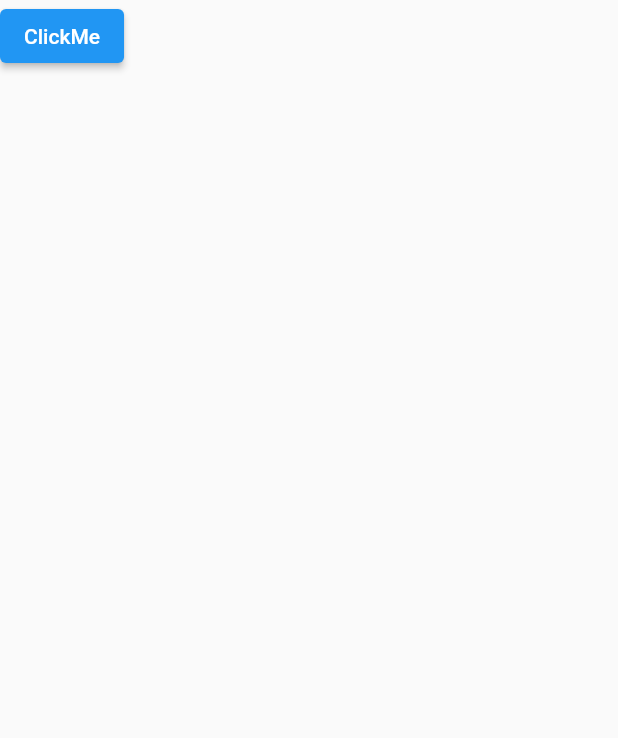
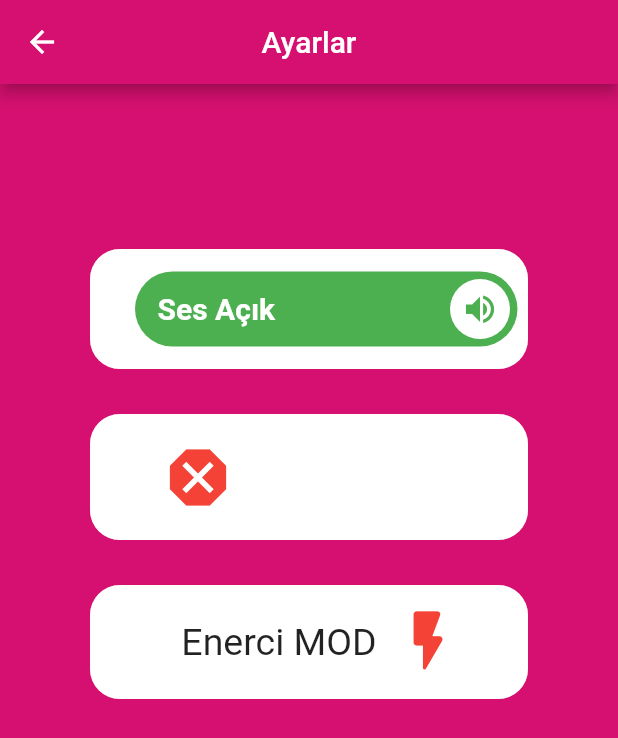
Before and after one commit to emreata1/game_bundlee, a Flutter app: the SettingsPage screen opened directly, on a phone screen of 412 x 824 dp. Shown: the top 738 px of the screen. Run offline on Flutter 3.47's test engine with Material 2 defaults, Android fonts, the light colour scheme and no system bars; drawn by our look-alikes of lite_rolling_switch; our stand-ins replace audioplayers, shared_preferences; accounts and stored records are empty.

Commit message:
Soundextentionfinal
ses ayar değişimi bitti

```diff
--- a/game_bundlee/lib/audio.dart
+++ b/game_bundlee/lib/audio.dart
@@ -1,13 +1,13 @@
 import 'package:audioplayers/audioplayers.dart';
-
+bool isVolumeOn = true;
 final player =AudioPlayer();
 void oynat(){
-  print("oynat çalıştı");
+
   player.play(AssetSource('enerci.mp3'));
 }
 
 void dur()  {
-  print("dur çalıştı");
+
   player.stop();
 
 }
--- a/game_bundlee/lib/quiz_page.dart
+++ b/game_bundlee/lib/quiz_page.dart
@@ -13,12 +13,13 @@ class QuestionPage extends StatefulWidget {
 }
 
 class _QuestionPageState extends State<QuestionPage> {
-  bool isVolumeOn = true;
+
   @override
   void initState() {
     super.initState();
+    if(isVolumeOn){
     oynat(); // Sayfa açıldığında oynat fonksiyonunu çağır
-  }
+  }}
   @override
   Widget build(BuildContext context) {
 
--- a/game_bundlee/lib/settings.dart
+++ b/game_bundlee/lib/settings.dart
@@ -1,6 +1,8 @@
 // ignore_for_file: prefer_const_literals_to_create_immutables, prefer_const_constructors
 
 import 'package:flutter/material.dart';
+import 'package:game_bundlee/audio.dart';
+import 'package:lite_rolling_switch/lite_rolling_switch.dart';
 
 class SettingsPage extends StatefulWidget {
   const SettingsPage({super.key});
@@ -12,12 +14,109 @@ class SettingsPage extends StatefulWidget {
 class _SettingsPageState extends State<SettingsPage> {
   @override
   Widget build(BuildContext context) {
+
     return Scaffold(
-      body: Column(
-        children: [ElevatedButton(onPressed: () {
+      appBar: AppBar(
 
 
-        },child: Text("ClickMe"))],
+
+  centerTitle: true,
+  backgroundColor: const Color.fromARGB(255, 214, 16, 112),
+  title: const Text('Ayarlar'),
+),
+
+      backgroundColor: const Color.fromARGB(255, 214, 16, 112),
+      body: Column(
+        mainAxisAlignment: MainAxisAlignment.start,
+        children: [
+          SizedBox(height: 110,),
+          Padding(
+            padding:
+                const EdgeInsets.only(left: 60, right: 60),
+            child: ListTile(
+
+              contentPadding: const EdgeInsets.only(
+                  top: 10, bottom: 10,left: 5,right: 5),
+              tileColor: Colors.white,
+
+              trailing: LiteRollingSwitch(
+
+                width: 255,
+                textOnColor: Colors.white,
+      colorOff: Color.fromARGB(255, 214, 16, 112),
+      value: isVolumeOn,
+      textOn: 'Ses Açık',
+      textOff: '     Sessiz',
+      iconOn: Icons.volume_up,
+      iconOff: Icons.volume_off,
+      textSize: 20,
+
+      onChanged: (bool state) {
+
+      },
+      onTap: () {
+
+        if(!isVolumeOn){oynat();}
+        else if(isVolumeOn){dur();}
+        isVolumeOn=!isVolumeOn;
+    },
+
+    ),
+              shape: const RoundedRectangleBorder(
+                borderRadius: BorderRadius.all(Radius.circular(20)),
+                side: BorderSide(width: 2, color: Colors.white54),
+              ),
+            ),
+          ),
+          SizedBox(height: 30,),
+          Padding(
+
+            padding:
+                const EdgeInsets.only(left: 60, right: 60),
+            child: ListTile(
+
+              contentPadding: const EdgeInsets.only(
+                  top: 12, bottom: 12, right: 7, left: 45),
+              tileColor: Colors.white,
+              leading: const Icon(
+                Icons.dangerous,
+                size: 50,
+                color: Colors.red,
+              ),
+              shape: const RoundedRectangleBorder(
+                borderRadius: BorderRadius.all(Radius.circular(20)),
+                side: BorderSide(width: 2, color: Colors.white54),
+              ),
+            ),
+          ),
+          SizedBox(height: 30,),
+          Padding(
+
+            padding:
+                const EdgeInsets.only(left: 60, right: 60),
+            child: ListTile(
+
+              contentPadding: const EdgeInsets.only(
+                  top: 7, bottom: 7,left:20),
+              tileColor: Colors.white,
+              title:Row( mainAxisAlignment: MainAxisAlignment.center,
+               children: [Text("Enerci MOD",style: TextStyle(fontSize: 25),),
+              SizedBox(width: 10,),
+              const Icon(
+                Icons.flash_on_rounded,
+                size: 50,
+                color: Colors.red,
+              ),],),
+              shape: const RoundedRectangleBorder(
+                borderRadius: BorderRadius.all(Radius.circular(20)),
+                side: BorderSide(width: 2, color: Colors.white54),
+              ),
+            ),
+          ),
+
+
+
+        ],
       ),
     );
   }
--- a/game_bundlee/pubspec.yaml
+++ b/game_bundlee/pubspec.yaml
@@ -42,6 +42,8 @@ dependencies:
   audioplayers: ^5.2.1
   just_audio: ^0.9.36
   audio_service: ^0.18.12
+  simple_animations: ^5.0.2
+  lite_rolling_switch: ^1.0.1
 
 
 dev_dependencies:
```
Also changed, not shown: game_bundlee/lib/Models/quiz_question_model.dart (+20 -2 lines), game_bundlee/lib/main.dart (+14 -1 lines).
